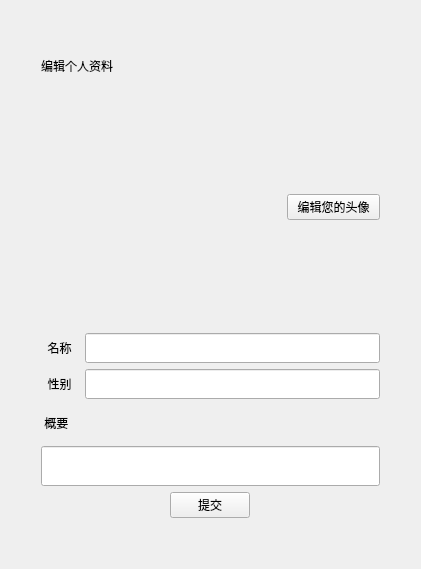
Qt form YuyuChat/userinfopage.ui (MimiNuosi/YuyuChat) before a commit.
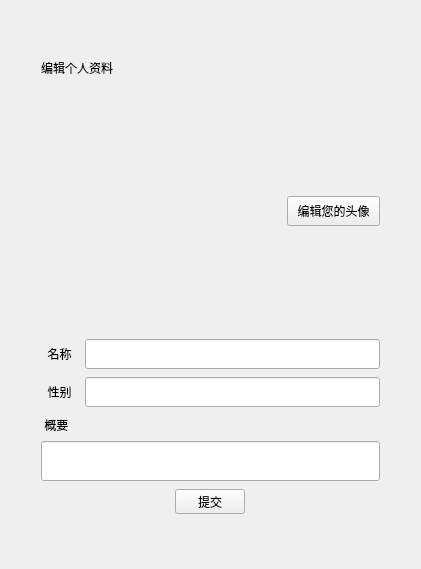
The same form after that commit.

```diff
--- a/YuyuChat/userinfopage.ui
+++ b/YuyuChat/userinfopage.ui
@@ -104,7 +104,7 @@
           <enum>Qt::Orientation::Horizontal</enum>
          </property>
          <property name="sizeType">
-          <enum>QSizePolicy::Policy::Fixed</enum>
+          <enum>QSizePolicy::Policy::Maximum</enum>
          </property>
          <property name="sizeHint" stdset="0">
           <size>
@@ -118,6 +118,18 @@
         <layout class="QVBoxLayout" name="verticalLayout_3">
          <item>
           <widget class="QPushButton" name="up_button">
+           <property name="minimumSize">
+            <size>
+             <width>30</width>
+             <height>30</height>
+            </size>
+           </property>
+           <property name="maximumSize">
+            <size>
+             <width>100</width>
+             <height>30</height>
+            </size>
+           </property>
            <property name="text">
             <string>编辑您的头像</string>
            </property>
@@ -207,6 +219,12 @@
            <height>20</height>
           </size>
          </property>
+         <property name="maximumSize">
+          <size>
+           <width>30</width>
+           <height>20</height>
+          </size>
+         </property>
          <property name="text">
           <string> 概要</string>
          </property>
@@ -240,6 +258,12 @@
            <height>25</height>
           </size>
          </property>
+         <property name="maximumSize">
+          <size>
+           <width>70</width>
+           <height>25</height>
+          </size>
+         </property>
          <property name="text">
           <string>提交</string>
          </property>
```
